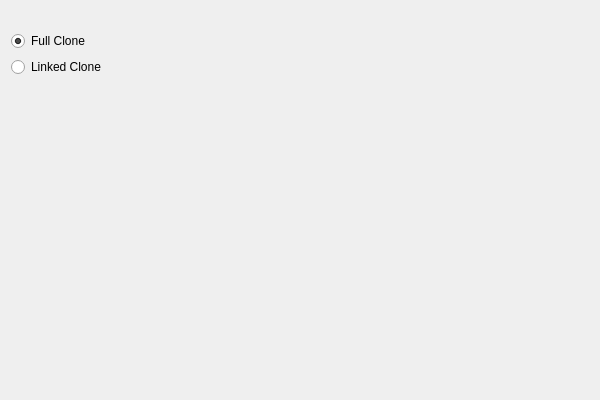
jljuxgm/vboxgit, file vbox/src/VBox/Frontends/VirtualBox/src/wizards/clonevm/UICloneVMWizardPage2.ui: the form before one commit.
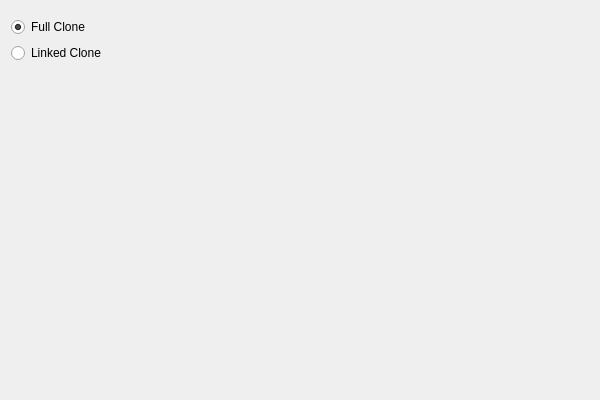
The form after the commit. Custom widgets are drawn as their Qt base class.

```diff
--- a/vbox/src/VBox/Frontends/VirtualBox/src/wizards/clonevm/UICloneVMWizardPage2.ui
+++ b/vbox/src/VBox/Frontends/VirtualBox/src/wizards/clonevm/UICloneVMWizardPage2.ui
@@ -23,22 +23,9 @@
     <height>400</height>
    </rect>
   </property>
-  <property name="sizePolicy">
-   <sizepolicy hsizetype="Minimum" vsizetype="Minimum">
-    <horstretch>0</horstretch>
-    <verstretch>0</verstretch>
-   </sizepolicy>
-  </property>
   <layout class="QVBoxLayout" name="verticalLayout">
    <item>
-    <widget class="QILabel" name="m_pLabel">
-     <property name="text">
-      <string></string>
-     </property>
-     <property name="wordWrap">
-      <bool>true</bool>
-     </property>
-    </widget>
+    <widget class="QIRichTextLabel" name="m_pLabel"/>
    </item>
    <item>
     <widget class="QRadioButton" name="m_pFullCloneRadio">
@@ -74,9 +61,9 @@
  </widget>
  <customwidgets>
   <customwidget>
-   <class>QILabel</class>
-   <extends>QLabel</extends>
-   <header>QILabel.h</header>
+   <class>QIRichTextLabel</class>
+   <extends>QWidget</extends>
+   <header>QIRichTextLabel.h</header>
   </customwidget>
  </customwidgets>
  <resources/>
```
Left out of the diff: 4 changed lines with no effect on the pictures.
